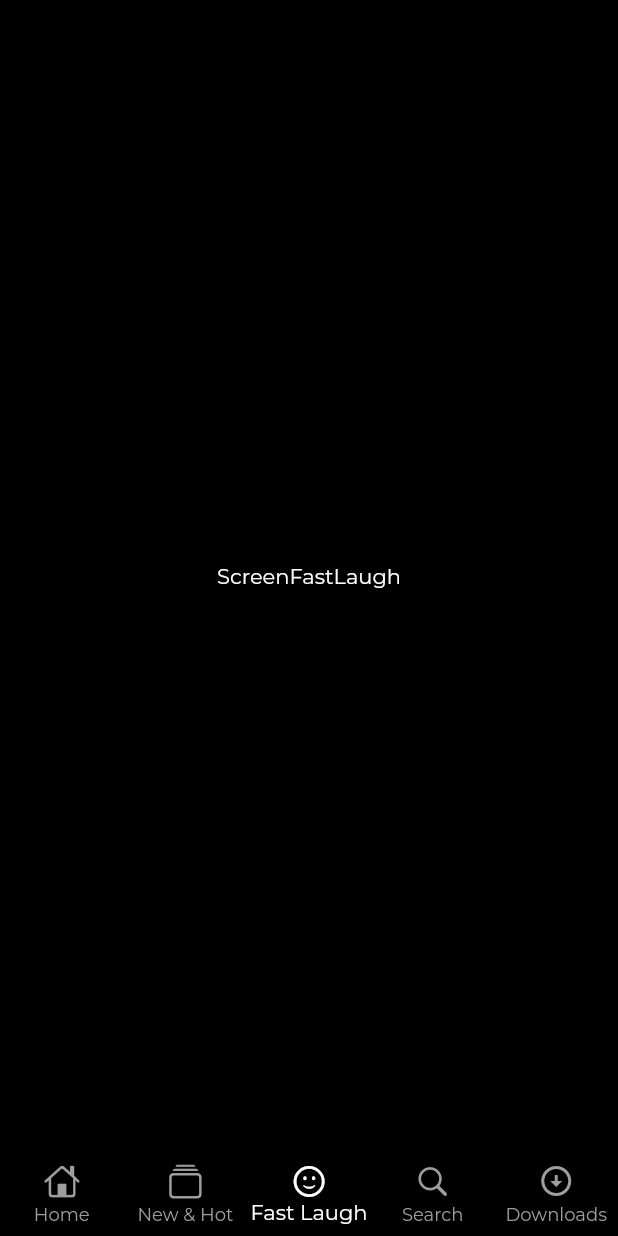
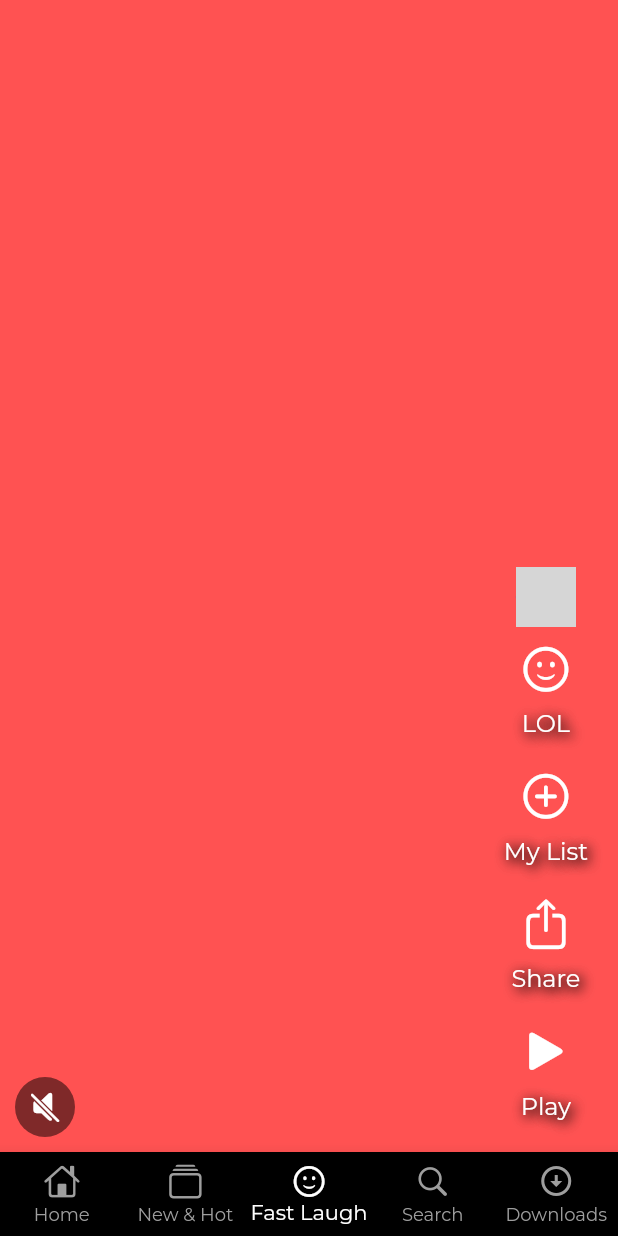
Before and after one commit to jasimameen/netflix_app, a Flutter app: the screen it shows after launch, item 3 of the bottom bar chosen, on a phone screen of 412 x 824 dp. Run offline on Flutter 3.47's test engine with Material 2 defaults, Android fonts, the phone set to English and light mode, and no system bars; our stand-ins replace google_fonts; network calls fail; grey boxes are pictures that could not be loaded.

Commit message:
Fast Laugh page base ui done

```diff
--- a/lib/presentation/fast_laugh/screen_fast_laugh.dart
+++ b/lib/presentation/fast_laugh/screen_fast_laugh.dart
@@ -1,6 +1,6 @@
 import 'package:flutter/material.dart';
+import 'package:netflix_project/presentation/fast_laugh/widget/video_list_item.dart';
 
-ValueNotifier<int> indexChangeNotifier = ValueNotifier(0);
 
 class ScreenFastLaugh extends StatelessWidget {
   const ScreenFastLaugh({Key? key}) : super(key: key);
@@ -8,8 +8,12 @@ class ScreenFastLaugh extends StatelessWidget {
   @override
   Widget build(BuildContext context) {
     return Scaffold(
-      body: Center(
-        child: Text("ScreenFastLaugh"),
+      body: SafeArea(
+        child: PageView(
+          scrollDirection: Axis.vertical,
+          children:
+              List.generate(5, (index) => VideoListItemWidget(index: index)),
+        ),
       ),
     );
   }
--- /dev/null
+++ b/lib/presentation/fast_laugh/widget/video_list_item.dart
@@ -0,0 +1,116 @@
+import 'package:flutter/cupertino.dart';
+import 'package:flutter/material.dart';
+import 'package:netflix_project/core/colors/colors.dart';
+import 'package:netflix_project/core/colors/constants.dart';
+
+class VideoListItemWidget extends StatelessWidget {
+  final int index;
+  const VideoListItemWidget({Key? key, required this.index}) : super(key: key);
+
+  @override
+  Widget build(BuildContext context) {
+    return Stack(
+      children: [
+        Container(
+          color: Colors.accents[index % Colors.accents.length],
+        ),
+        Align(
+          alignment: Alignment.bottomCenter,
+          child: Padding(
+            padding: const EdgeInsets.symmetric(horizontal: 10, vertical: 10),
+            child: Row(
+              mainAxisAlignment: MainAxisAlignment.spaceBetween,
+              crossAxisAlignment: CrossAxisAlignment.end,
+              children: [
+                // left Side
+                CircleAvatar(
+                  backgroundColor: kBlackColor.withOpacity(.5),
+                  child: IconButton(
+                    onPressed: () {},
+                    icon: const Icon(
+                      CupertinoIcons.volume_off,
+                      color: kWhiteColor,
+                    ),
+                  ),
+                ),
+
+                // Right Side
+                Column(
+                  mainAxisAlignment: MainAxisAlignment.end,
+                  children: const [
+                    CircleAvatar(
+                      backgroundImage:
+                          NetworkImage("https://source.unsplash.com/500x500"),
+                    ),
+                    FastLaughActionButtonWidget(
+                      icon: CupertinoIcons.smiley,
+                      title: "LOL",
+                    ),
+                    FastLaughActionButtonWidget(
+                      icon: CupertinoIcons.add_circled,
+                      title: "My List",
+                    ),
+                    FastLaughActionButtonWidget(
+                      icon: CupertinoIcons.share,
+                      title: "Share",
+                    ),
+                    FastLaughActionButtonWidget(
+                      icon: CupertinoIcons.play_arrow_solid,
+                      title: "Play",
+                    ),
+                  ],
+                )
+              ],
+            ),
+          ),
+        ),
+      ],
+    );
+  }
+}
+
+class FastLaughActionButtonWidget extends StatelessWidget {
+  final IconData icon;
+  final String title;
+  const FastLaughActionButtonWidget({
+    Key? key,
+    required this.icon,
+    required this.title,
+  }) : super(key: key);
+
+  @override
+  Widget build(BuildContext context) {
+    return Padding(
+      padding: const EdgeInsets.all(10),
+      child: Column(
+        children: [
+          Icon(
+            icon,
+            size: 35,
+          ),
+          kHeight,
+          Text(
+            title,
+            style: const TextStyle(
+              fontSize: 16,
+              shadows: [
+                BoxShadow(
+                  color: kBlackColor,
+                  spreadRadius: 10,
+                  blurRadius: 10,
+                  offset: Offset(2, 2),
+                ),
+                BoxShadow(
+                  color: kBlackColor,
+                  spreadRadius: 10,
+                  blurRadius: 10,
+                  offset: Offset(2, 2),
+                ),
+              ],
+            ),
+          ),
+        ],
+      ),
+    );
+  }
+}
--- a/lib/presentation/main_page/widgets/bottom_nav.dart
+++ b/lib/presentation/main_page/widgets/bottom_nav.dart
@@ -2,6 +2,9 @@ import 'package:flutter/cupertino.dart';
 import 'package:flutter/material.dart';
 import 'package:netflix_project/core/colors/colors.dart';
 import 'package:netflix_project/presentation/fast_laugh/screen_fast_laugh.dart';
+
+ValueNotifier<int> indexChangeNotifier = ValueNotifier(0);
+
 
 class BottomNavigationWidget extends StatelessWidget {
   const BottomNavigationWidget({Key? key}) : super(key: key);
--- a/pubspec.yaml
+++ b/pubspec.yaml
@@ -31,6 +31,7 @@ dependencies:
   flutter:
     sdk: flutter
   google_fonts: 2.2.0
+  video_player: 2.2.18
 
 dev_dependencies:
 
```
Also changed, not shown: pubspec.lock, 1 other file.
